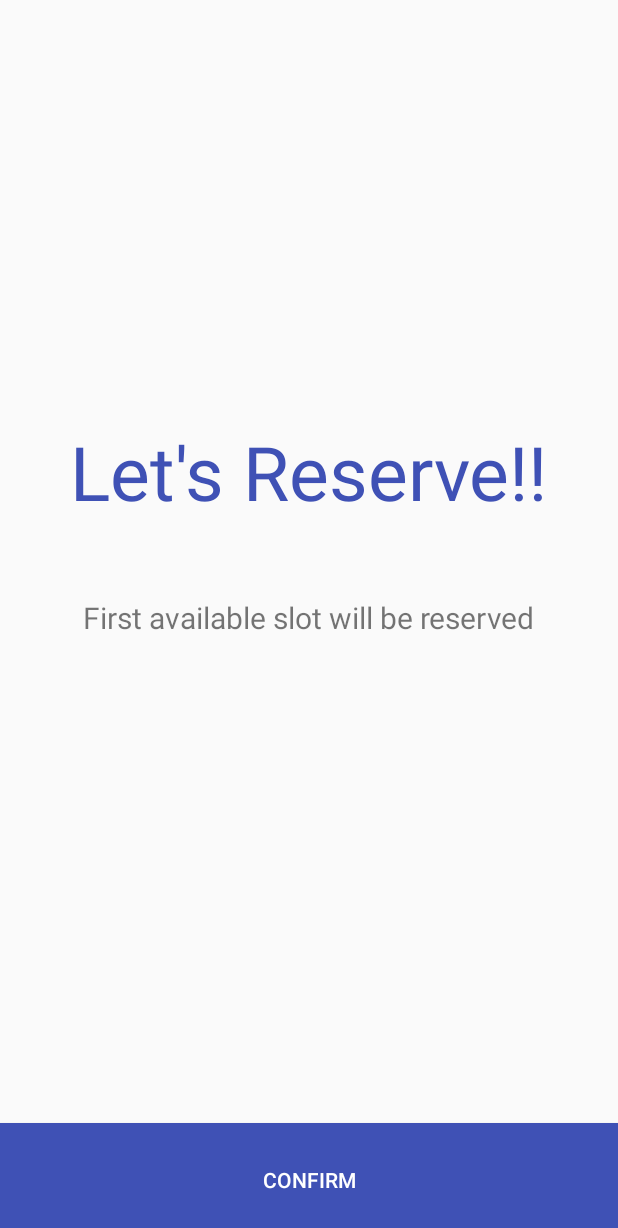
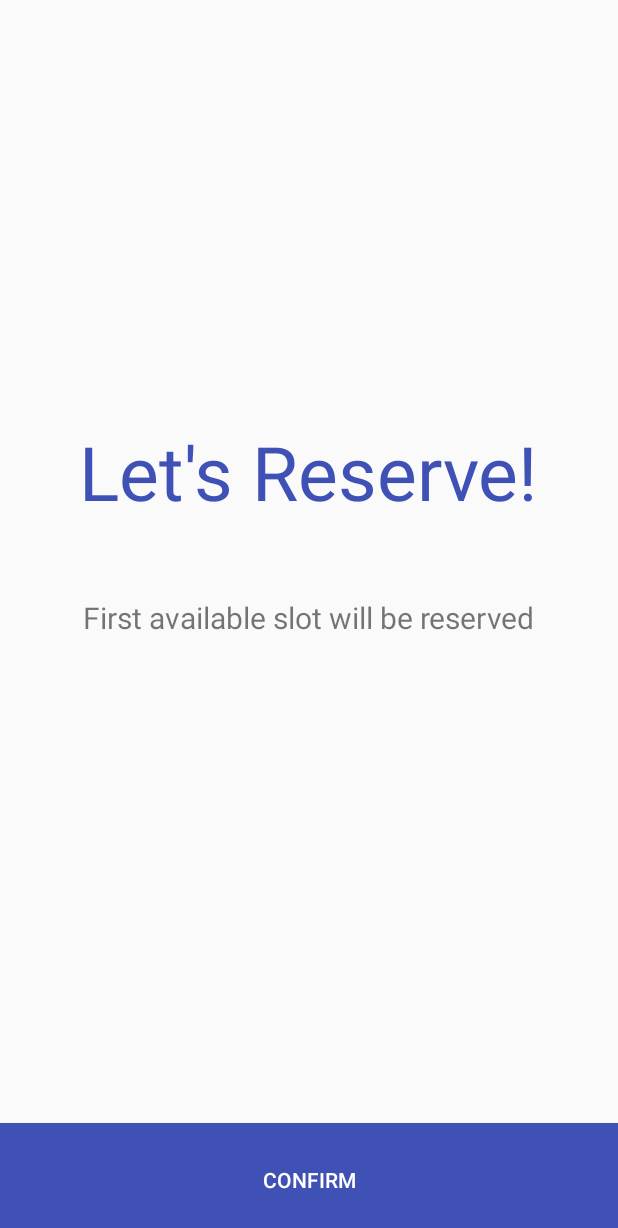
Before and after one commit to yash19970/smartCarParkingIoT, an Android app: the ConfirmationPage screen opened directly, with no data from a screen before it, on a phone screen of 412 x 824 dp. Shown: the top 1228 px of the screen. Run offline under Robolectric (Android 15) with nearby library versions, the light colour scheme and no system bars; 1 statement that could not run was skipped.

```diff
--- a/Carpark/app/src/main/res/layout/confirmation_page.xml
+++ b/Carpark/app/src/main/res/layout/confirmation_page.xml
@@ -19,7 +19,7 @@
         android:layout_centerHorizontal="true"
         android:layout_marginBottom="50dp"
         android:textSize="50sp"
-        android:text="Let's Reserve!!"
+        android:text="Let's Reserve!"
         android:textColor="@color/colorPrimary"
 
         />
```
Also changed, not shown: Carpark/app/src/main/java/com/example/divyang/carpark/NavMain.java (+7 -1 lines).
